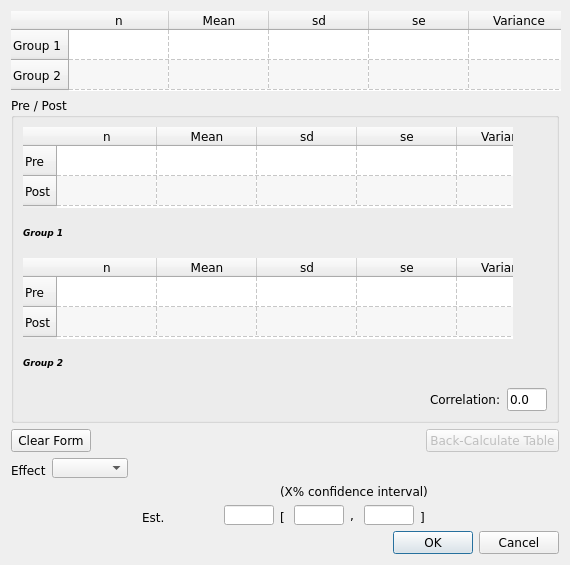
Above: src/forms/continuous_data_form.ui from AliSalman-et-al/openmeta-analyst-community before the change. Below: the same form after it.
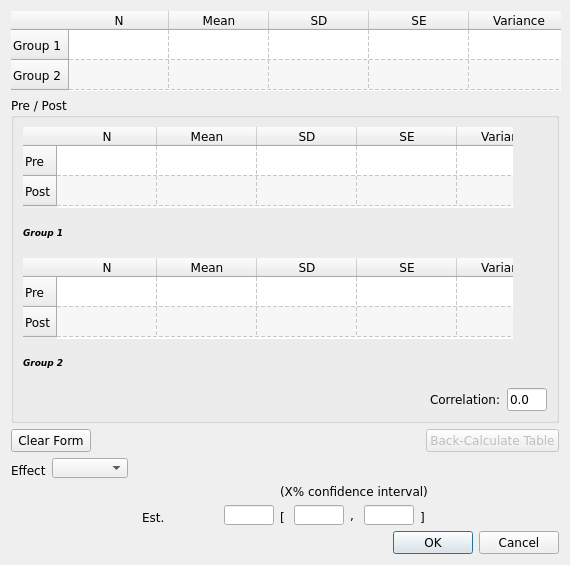
That is the form after the change. Icons and pictures are not drawn.

Commit message: Update continuous data headers and imputation mapping

```diff
--- a/src/forms/continuous_data_form.ui
+++ b/src/forms/continuous_data_form.ui
@@ -90,7 +90,7 @@
      </row>
      <column>
       <property name="text">
-       <string>n</string>
+       <string>N</string>
       </property>
      </column>
      <column>
@@ -100,12 +100,12 @@
      </column>
      <column>
       <property name="text">
-       <string>sd</string>
+       <string>SD</string>
       </property>
      </column>
      <column>
       <property name="text">
-       <string>se</string>
+       <string>SE</string>
       </property>
      </column>
      <column>
@@ -115,7 +115,7 @@
      </column>
      <column>
       <property name="text">
-       <string>p-value</string>
+       <string>P-Value</string>
       </property>
      </column>
      <column>
@@ -200,7 +200,7 @@
         </row>
         <column>
          <property name="text">
-          <string>n</string>
+          <string>N</string>
          </property>
         </column>
         <column>
@@ -210,12 +210,12 @@
         </column>
         <column>
          <property name="text">
-          <string>sd</string>
+          <string>SD</string>
          </property>
         </column>
         <column>
          <property name="text">
-          <string>se</string>
+          <string>SE</string>
          </property>
         </column>
         <column>
@@ -307,7 +307,7 @@
         </row>
         <column>
          <property name="text">
-          <string>n</string>
+          <string>N</string>
          </property>
         </column>
         <column>
@@ -317,12 +317,12 @@
         </column>
         <column>
          <property name="text">
-          <string>sd</string>
+          <string>SD</string>
          </property>
         </column>
         <column>
          <property name="text">
-          <string>se</string>
+          <string>SE</string>
          </property>
         </column>
         <column>
```
The commit also changes 4 other files.
